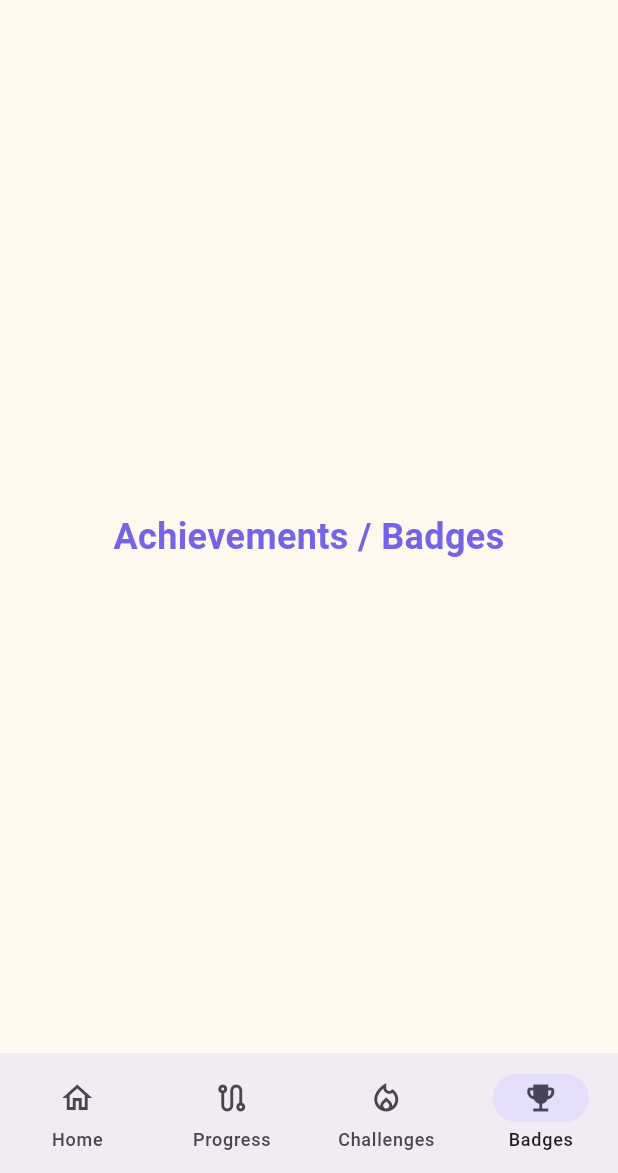
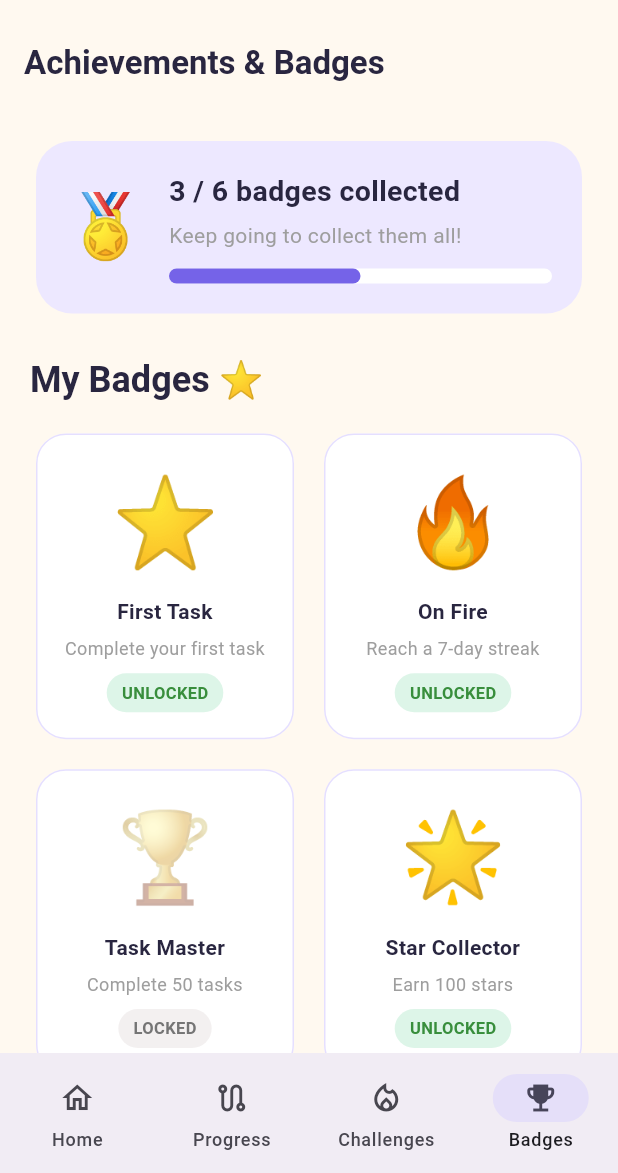
Before and after one commit to SarahAlkhalifah7/SWE463-MobileApplicationDevelopment, a Flutter app: the ChildModeScreen screen opened directly with empty values, item 4 of the bottom bar chosen, on a phone screen of 412 x 824 dp, the part 63-1236 px from its top. Run offline on Flutter 3.47's test engine with Material 3 defaults, Android fonts, the phone set to English and light mode, and no system bars; our stand-ins replace image_picker, shared_preferences; accounts and stored records are empty.

Commit message:
Implement child achievements and badges screen

```diff
--- /dev/null
+++ b/taskarro/lib/screens/child_badges.dart
@@ -0,0 +1,237 @@
+import 'package:flutter/material.dart';
+
+import '../models/child.dart';
+
+class ChildBadgesScreen extends StatelessWidget {
+  const ChildBadgesScreen({
+    super.key,
+    required this.child,
+  });
+
+  final Child child;
+
+  @override
+  Widget build(BuildContext context) {
+    final badges = [
+      {
+        'emoji': '⭐',
+        'name': 'First Task',
+        'description': 'Complete your first task',
+        'unlocked': true,
+      },
+      {
+        'emoji': '🔥',
+        'name': 'On Fire',
+        'description': 'Reach a 7-day streak',
+        'unlocked': true,
+      },
+      {
+        'emoji': '🏆',
+        'name': 'Task Master',
+        'description': 'Complete 50 tasks',
+        'unlocked': false,
+      },
+      {
+        'emoji': '🌟',
+        'name': 'Star Collector',
+        'description': 'Earn 100 stars',
+        'unlocked': true,
+      },
+      {
+        'emoji': '🚀',
+        'name': 'Super Helper',
+        'description': 'Complete 10 tasks',
+        'unlocked': false,
+      },
+      {
+        'emoji': '🎯',
+        'name': 'Perfect Week',
+        'description': 'Finish a weekly challenge',
+        'unlocked': false,
+      },
+    ];
+
+    final unlockedCount =
+        badges.where((badge) => badge['unlocked'] == true).length;
+
+    return Scaffold(
+      backgroundColor: const Color(0xFFFFF9F0),
+      appBar: AppBar(
+        backgroundColor: const Color(0xFFFFF9F0),
+        elevation: 0,
+        foregroundColor: const Color(0xFF292640),
+        title: const Text(
+          'Achievements & Badges',
+          style: TextStyle(fontWeight: FontWeight.bold),
+        ),
+      ),
+      body: SingleChildScrollView(
+        padding: const EdgeInsets.all(20),
+        child: Column(
+          crossAxisAlignment: CrossAxisAlignment.start,
+          children: [
+            Card(
+              color: const Color(0xFFEDE8FF),
+              elevation: 0,
+              shape: RoundedRectangleBorder(
+                borderRadius: BorderRadius.circular(24),
+              ),
+              child: Padding(
+                padding: const EdgeInsets.all(20),
+                child: Row(
+                  children: [
+                    const Text(
+                      '🏅',
+                      style: TextStyle(fontSize: 42),
+                    ),
+                    const SizedBox(width: 16),
+                    Expanded(
+                      child: Column(
+                        crossAxisAlignment: CrossAxisAlignment.start,
+                        children: [
+                          Text(
+                            '$unlockedCount / ${badges.length} badges collected',
+                            style: const TextStyle(
+                              fontSize: 19,
+                              fontWeight: FontWeight.bold,
+                              color: Color(0xFF292640),
+                            ),
+                          ),
+                          const SizedBox(height: 6),
+                          const Text(
+                            'Keep going to collect them all!',
+                            style: TextStyle(color: Colors.grey),
+                          ),
+                          const SizedBox(height: 12),
+                          LinearProgressIndicator(
+                            value: unlockedCount / badges.length,
+                            minHeight: 10,
+                            borderRadius: BorderRadius.circular(10),
+                            backgroundColor: Colors.white,
+                            valueColor:
+                                const AlwaysStoppedAnimation<Color>(
+                              Color(0xFF7563E8),
+                            ),
+                          ),
+                        ],
+                      ),
+                    ),
+                  ],
+                ),
+              ),
+            ),
+
+            const SizedBox(height: 24),
+
+            Text(
+              'My Badges ⭐',
+              style: Theme.of(context).textTheme.headlineSmall?.copyWith(
+                    fontWeight: FontWeight.bold,
+                    color: const Color(0xFF292640),
+                  ),
+            ),
+
+            const SizedBox(height: 16),
+
+            GridView.builder(
+              shrinkWrap: true,
+              physics: const NeverScrollableScrollPhysics(),
+              itemCount: badges.length,
+              gridDelegate:
+                  const SliverGridDelegateWithFixedCrossAxisCount(
+                crossAxisCount: 2,
+                crossAxisSpacing: 12,
+                mainAxisSpacing: 12,
+                childAspectRatio: 0.85,
+              ),
+              itemBuilder: (context, index) {
+                final badge = badges[index];
+                final isUnlocked = badge['unlocked'] == true;
+
+                return Card(
+                  elevation: 0,
+                  color: Colors.white,
+                  shape: RoundedRectangleBorder(
+                    borderRadius: BorderRadius.circular(20),
+                    side: const BorderSide(
+                      color: Color(0xFFE5DFFF),
+                    ),
+                  ),
+                  child: Padding(
+                    padding: const EdgeInsets.all(12),
+                    child: Column(
+                      mainAxisAlignment: MainAxisAlignment.center,
+                      children: [
+                        Opacity(
+                          opacity: isUnlocked ? 1 : 0.35,
+                          child: Text(
+                            badge['emoji'] as String,
+                            style: const TextStyle(fontSize: 58),
+                          ),
+                        ),
+                        const SizedBox(height: 8),
+                        Text(
+                          badge['name'] as String,
+                          textAlign: TextAlign.center,
+                          style: const TextStyle(
+                            fontWeight: FontWeight.bold,
+                            color: Color(0xFF292640),
+                          ),
+                        ),
+                        const SizedBox(height: 6),
+                        Text(
+                          badge['description'] as String,
+                          textAlign: TextAlign.center,
+                          style: const TextStyle(
+                            fontSize: 12,
+                            color: Colors.grey,
+                          ),
+                        ),
+                        const SizedBox(height: 8),
+                        Container(
+                          padding: const EdgeInsets.symmetric(
+                            horizontal: 10,
+                            vertical: 5,
+                          ),
+                          decoration: BoxDecoration(
+                            color: isUnlocked
+                                ? const Color(0xFFDDF5E8)
+                                : const Color(0xFFF3F0F0),
+                            borderRadius: BorderRadius.circular(20),
+                          ),
+                          child: Text(
+                            isUnlocked ? 'UNLOCKED' : 'LOCKED',
+                            style: TextStyle(
+                              fontSize: 11,
+                              fontWeight: FontWeight.bold,
+                              color: isUnlocked
+                                  ? Colors.green.shade700
+                                  : Colors.grey.shade600,
+                            ),
+                          ),
+                        ),
+                      ],
+                    ),
+                  ),
+                );
+              },
+            ),
+
+            const SizedBox(height: 20),
+
+            Center(
+              child: Text(
+                'Keep going, ${child.name}! Every little step counts.',
+                textAlign: TextAlign.center,
+                style: const TextStyle(
+                  color: Color(0xFF7563E8),
+                  fontWeight: FontWeight.bold,
+                ),
+              ),
+            ),
+          ],
+        ),
+      ),
+    );
+  }
+}
--- a/taskarro/lib/screens/child_mode.dart
+++ b/taskarro/lib/screens/child_mode.dart
@@ -4,6 +4,7 @@ import '../models/child.dart';
 import 'child_tasks.dart';
 import 'placeholder.dart';
 import 'child_challenges.dart';
+import 'child_badges.dart';
 
 class ChildModeScreen extends StatefulWidget {
   const ChildModeScreen({
@@ -27,9 +28,7 @@ class _ChildModeScreenState extends State<ChildModeScreen> {
   ChildTasksScreen(child: widget.child),
   ChildProgressScreen(child: widget.child),
   ChildChallengesScreen(child: widget.child),
-  const PlaceholderScreen(
-    title: 'Achievements / Badges',
-  ),
+  ChildBadgesScreen(child: widget.child),
 ];
 
     return Scaffold(
```
